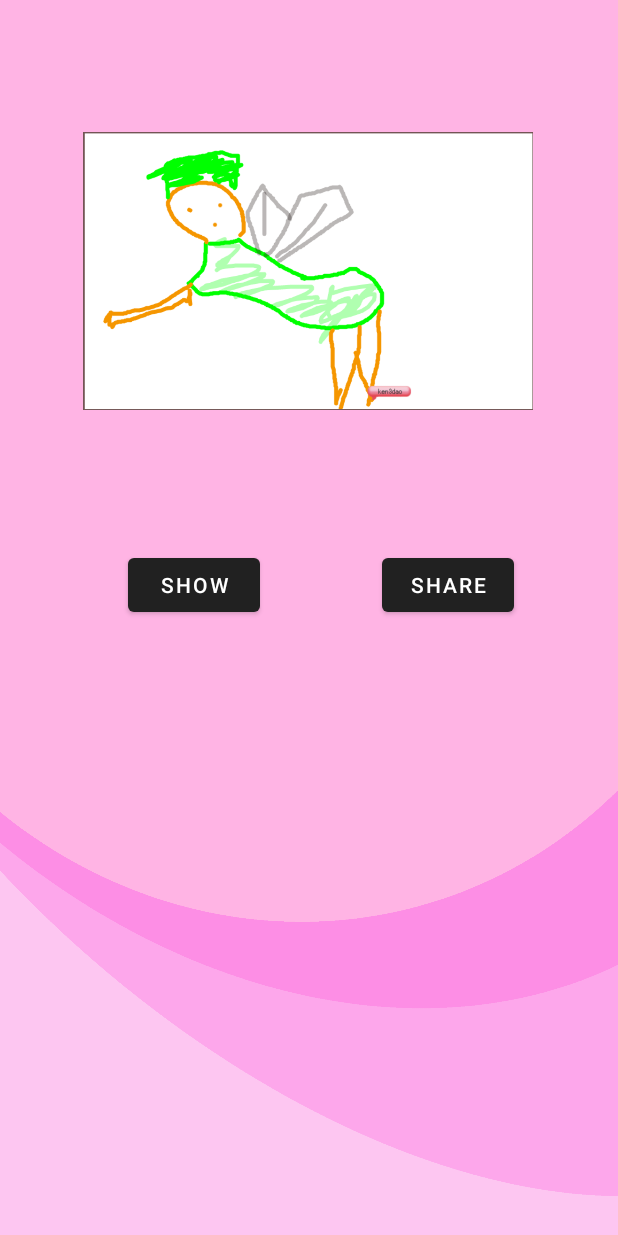
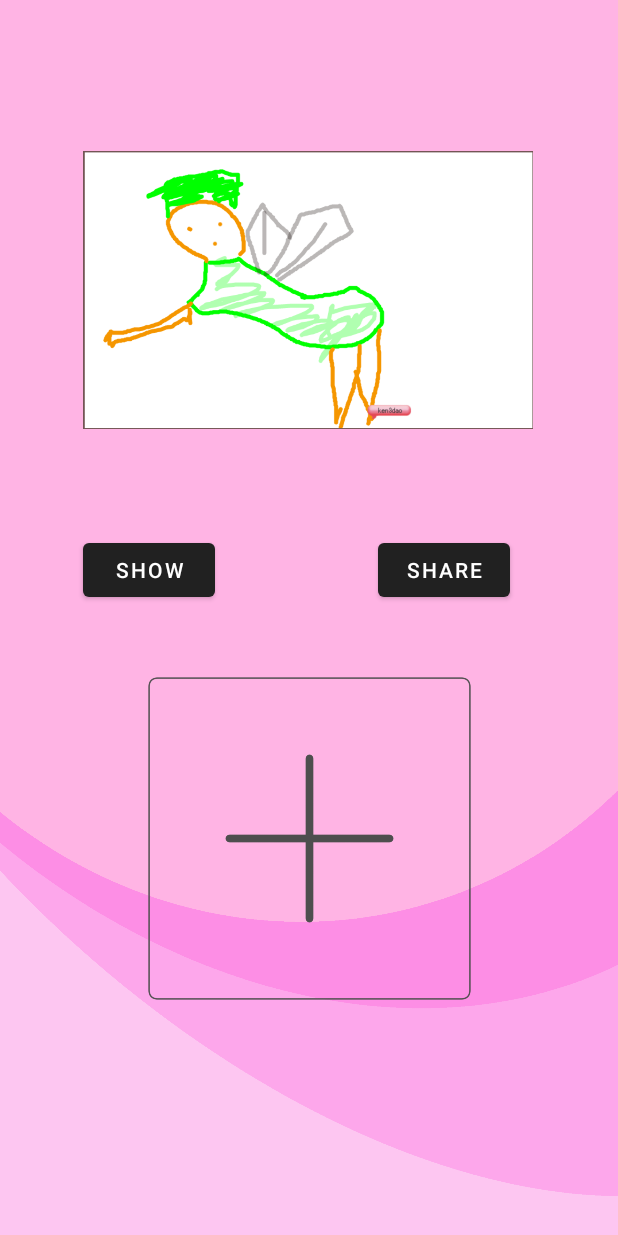
Before and after one commit to hoshinoken3/DigTag, an Android app: the screen it shows after launch (MainActivity), after a tap on "SHOW", on a phone screen of 412 x 824 dp. Run offline under Robolectric (Android 15) with nearby library versions, the phone set to English and light mode, and no system bars.

Commit message:
add select image button

```diff
--- a/app/src/main/java/com/example/gallerytest/MainActivity.kt
+++ b/app/src/main/java/com/example/gallerytest/MainActivity.kt
@@ -8,6 +8,7 @@ import android.net.Uri
 import androidx.appcompat.app.AppCompatActivity
 import android.os.Bundle
 import android.widget.Button
+import android.widget.ImageButton
 import android.widget.ImageView
 import android.widget.Toast
 import androidx.core.app.ShareCompat
@@ -23,9 +24,18 @@ class MainActivity : AppCompatActivity() {
         setContentView(R.layout.activity_main)
 
         var pictureButton : Button = findViewById(R.id.button)
+        var imageSelectButton : ImageButton = findViewById(R.id.imageButton)
 
         //画像選択ボタンのイベントリスナー
         pictureButton.setOnClickListener {
+            val intent=Intent(Intent.ACTION_OPEN_DOCUMENT).apply {
+                addCategory(Intent.CATEGORY_OPENABLE)
+                type="image/*"
+            }
+            startActivityForResult(intent, READ_REQUEST_CODE)
+        }
+
+        imageSelectButton.setOnClickListener{
             val intent=Intent(Intent.ACTION_OPEN_DOCUMENT).apply {
                 addCategory(Intent.CATEGORY_OPENABLE)
                 type="image/*"
@@ -99,8 +109,8 @@ class MainActivity : AppCompatActivity() {
                         imgUri=uri.toString()
                         val inputStream=contentResolver?.openInputStream(uri)
                         val image=BitmapFactory.decodeStream(inputStream)
-                        val imageView=findViewById<ImageView>(R.id.imageView)
-                        imageView.setImageBitmap(image)
+                        val ib=findViewById<ImageView>(R.id.imageButton)
+                        ib.setImageBitmap(image)
                         //ここでAIにBitmapの情報を流す
                     }
                 }catch (e:Exception){
--- a/app/src/main/res/layout/activity_main.xml
+++ b/app/src/main/res/layout/activity_main.xml
@@ -17,7 +17,7 @@
         app:layout_constraintHorizontal_bias="0.495"
         app:layout_constraintStart_toStartOf="parent"
         app:layout_constraintTop_toTopOf="parent"
-        app:layout_constraintVertical_bias="0.129"
+        app:layout_constraintVertical_bias="0.15"
         app:srcCompat="@drawable/youseisan" />
 
     <Button
@@ -27,10 +27,10 @@
         android:text="@string/ButtonText"
         app:layout_constraintBottom_toBottomOf="parent"
         app:layout_constraintEnd_toEndOf="parent"
-        app:layout_constraintHorizontal_bias="0.263"
+        app:layout_constraintHorizontal_bias="0.17"
         app:layout_constraintStart_toStartOf="parent"
         app:layout_constraintTop_toTopOf="parent"
-        app:layout_constraintVertical_bias="0.472" />
+        app:layout_constraintVertical_bias="0.459" />
 
     <Button
         android:id="@+id/button2"
@@ -39,9 +39,22 @@
         android:text="@string/shareButtonText"
         app:layout_constraintBottom_toBottomOf="parent"
         app:layout_constraintEnd_toEndOf="parent"
-        app:layout_constraintHorizontal_bias="0.54"
+        app:layout_constraintHorizontal_bias="0.6"
         app:layout_constraintStart_toEndOf="@+id/button"
         app:layout_constraintTop_toTopOf="parent"
-        app:layout_constraintVertical_bias="0.472" />
+        app:layout_constraintVertical_bias="0.459" />
+
+    <ImageButton
+        android:id="@+id/imageButton"
+        android:layout_width="267dp"
+        android:layout_height="260dp"
+        android:background="@null"
+        android:contentDescription="@string/show_selected_image"
+        android:scaleType="centerCrop"
+        app:layout_constraintBottom_toBottomOf="parent"
+        app:layout_constraintEnd_toEndOf="parent"
+        app:layout_constraintStart_toStartOf="parent"
+        app:layout_constraintTop_toBottomOf="@+id/imageView"
+        app:srcCompat="@drawable/resource_default" />
 
 </androidx.constraintlayout.widget.ConstraintLayout>
--- a/app/src/main/res/values/strings.xml
+++ b/app/src/main/res/values/strings.xml
@@ -3,4 +3,5 @@
     <string name="ButtonText">show</string>
     <string name="ImageDiscription">ImageFromGallery</string>
     <string name="shareButtonText">share</string>
+    <string name="show_selected_image">show selected image</string>
 </resources>
```
Also changed, not shown: app/src/main/res/drawable/default_image.png (added), app/src/main/res/drawable/resource_default.png (added).
